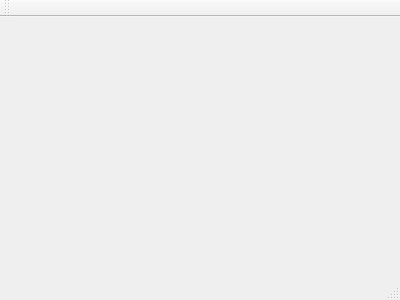
Before: the Qt Designer form mainwindow.ui in tegalan/haftian-gui, drawn with Qt 5.
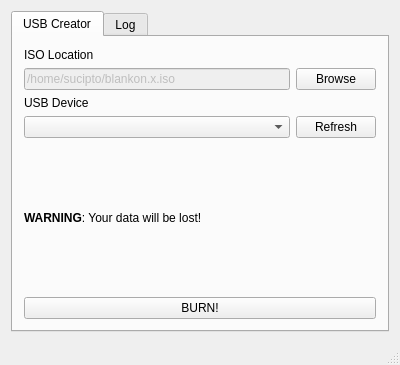
After: the same form once the commit is applied.

```diff
--- a/mainwindow.ui
+++ b/mainwindow.ui
@@ -1,24 +1,141 @@
 <ui version="4.0">
  <class>MainWindow</class>
- <widget class="QMainWindow" name="MainWindow" >
-  <property name="geometry" >
+ <widget class="QMainWindow" name="MainWindow">
+  <property name="geometry">
    <rect>
     <x>0</x>
     <y>0</y>
     <width>400</width>
-    <height>300</height>
+    <height>365</height>
    </rect>
   </property>
   <property name="windowTitle" >
    <string>MainWindow</string>
   </property>
-  <widget class="QMenuBar" name="menuBar" />
-  <widget class="QToolBar" name="mainToolBar" />
-  <widget class="QWidget" name="centralWidget" />
-  <widget class="QStatusBar" name="statusBar" />
+  <widget class="QWidget" name="centralWidget">
+   <layout class="QVBoxLayout" name="verticalLayout">
+    <item>
+     <widget class="QTabWidget" name="tabWidget">
+      <property name="currentIndex">
+       <number>0</number>
+      </property>
+      <widget class="QWidget" name="tab_main">
+       <attribute name="title">
+        <string>USB Creator</string>
+       </attribute>
+       <layout class="QGridLayout" name="gridLayout">
+        <item row="1" column="0">
+         <widget class="QLineEdit" name="lineEdit">
+          <property name="enabled">
+           <bool>false</bool>
+          </property>
+          <property name="text">
+           <string>/home/sucipto/blankon.x.iso</string>
+          </property>
+         </widget>
+        </item>
+        <item row="3" column="1">
+         <widget class="QPushButton" name="pushButton_2">
+          <property name="text">
+           <string>Refresh</string>
+          </property>
+         </widget>
+        </item>
+        <item row="0" column="0">
+         <widget class="QLabel" name="label">
+          <property name="text">
+           <string>ISO Location</string>
+          </property>
+         </widget>
+        </item>
+        <item row="7" column="0" colspan="2">
+         <widget class="QPushButton" name="pushButton_3">
+          <property name="text">
+           <string>BURN!</string>
+          </property>
+         </widget>
+        </item>
+        <item row="5" column="0" colspan="2">
+         <widget class="QLabel" name="label_3">
+          <property name="text">
+           <string>&lt;html&gt;&lt;head/&gt;&lt;body&gt;&lt;p&gt;&lt;span style=&quot; font-weight:600;&quot;&gt;WARNING&lt;/span&gt;: Your data will be lost!&lt;/p&gt;&lt;/body&gt;&lt;/html&gt;</string>
+          </property>
+         </widget>
+        </item>
+        <item row="6" column="0">
+         <spacer name="verticalSpacer">
+          <property name="orientation">
+           <enum>Qt::Vertical</enum>
+          </property>
+          <property name="sizeHint" stdset="0">
+           <size>
+            <width>20</width>
+            <height>40</height>
+           </size>
+          </property>
+         </spacer>
+        </item>
+        <item row="1" column="1">
+         <widget class="QPushButton" name="pushButton">
+          <property name="text">
+           <string>Browse</string>
+          </property>
+         </widget>
+        </item>
+        <item row="3" column="0">
+         <widget class="QComboBox" name="comboBox"/>
+        </item>
+        <item row="2" column="0">
+         <widget class="QLabel" name="label_2">
+          <property name="text">
+           <string>USB Device</string>
+          </property>
+         </widget>
+        </item>
+        <item row="4" column="0">
+         <spacer name="verticalSpacer_2">
+          <property name="orientation">
+           <enum>Qt::Vertical</enum>
+          </property>
+          <property name="sizeHint" stdset="0">
+           <size>
+            <width>20</width>
+            <height>40</height>
+           </size>
+          </property>
+         </spacer>
+        </item>
+       </layout>
+      </widget>
+      <widget class="QWidget" name="tab_log">
+       <attribute name="title">
+        <string>Log</string>
+       </attribute>
+       <layout class="QHBoxLayout" name="horizontalLayout">
+        <item>
+         <widget class="QTextEdit" name="textEdit">
+          <property name="styleSheet">
+           <string notr="true">background: #000;
+color: #fff</string>
+          </property>
+          <property name="html">
+           <string>&lt;!DOCTYPE HTML PUBLIC &quot;-//W3C//DTD HTML 4.0//EN&quot; &quot;http://www.w3.org/TR/REC-html40/strict.dtd&quot;&gt;
+&lt;html&gt;&lt;head&gt;&lt;meta name=&quot;qrichtext&quot; content=&quot;1&quot; /&gt;&lt;style type=&quot;text/css&quot;&gt;
+p, li { white-space: pre-wrap; }
+&lt;/style&gt;&lt;/head&gt;&lt;body style=&quot; font-family:'Cantarell'; font-size:11pt; font-weight:400; font-style:normal;&quot;&gt;
+&lt;p style=&quot; margin-top:0px; margin-bottom:0px; margin-left:0px; margin-right:0px; -qt-block-indent:0; text-indent:0px;&quot;&gt;Log start...&lt;/p&gt;&lt;/body&gt;&lt;/html&gt;</string>
+          </property>
+         </widget>
+        </item>
+       </layout>
+      </widget>
+     </widget>
+    </item>
+   </layout>
+  </widget>
+  <widget class="QStatusBar" name="statusBar"/>
  </widget>
- <layoutDefault spacing="6" margin="11" />
- <pixmapfunction></pixmapfunction>
+ <layoutdefault spacing="6" margin="11"/>
  <resources/>
  <connections/>
 </ui>
```
Left out of the diff: 5 changed lines with no effect on the pictures.
